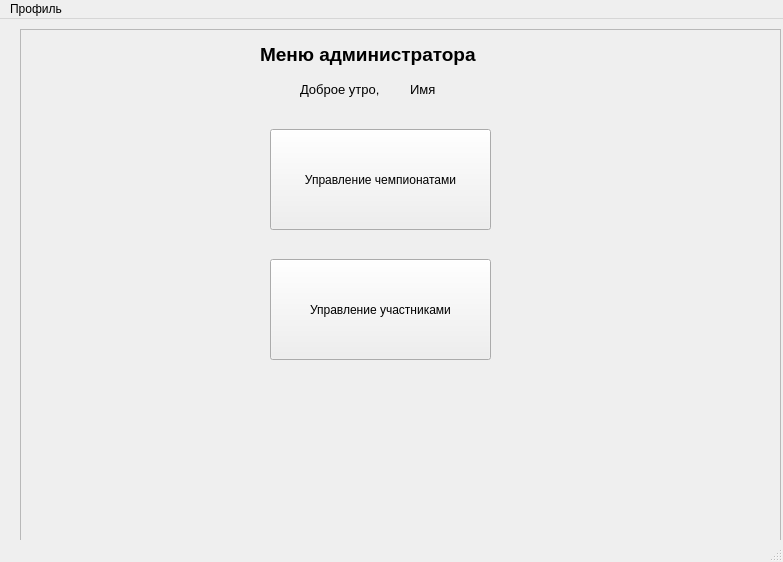
Old version of the form ui_files/AdminWindowUi.ui in the repository antons201/WorldSkills__CourseWork.
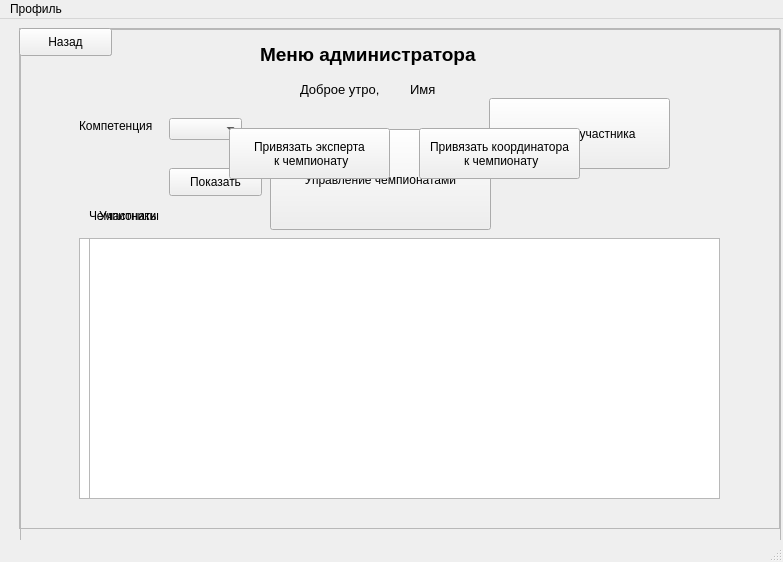
New version of the form.

Diff of the .ui file:
```diff
--- a/ui_files/AdminWindowUi.ui
+++ b/ui_files/AdminWindowUi.ui
@@ -112,6 +112,190 @@
      </property>
     </widget>
    </widget>
+   <widget class="QFrame" name="ManageChempionshipsFrame">
+    <property name="geometry">
+     <rect>
+      <x>19</x>
+      <y>9</y>
+      <width>761</width>
+      <height>501</height>
+     </rect>
+    </property>
+    <property name="frameShape">
+     <enum>QFrame::StyledPanel</enum>
+    </property>
+    <property name="frameShadow">
+     <enum>QFrame::Raised</enum>
+    </property>
+    <widget class="QPushButton" name="ExpertButton">
+     <property name="geometry">
+      <rect>
+       <x>210</x>
+       <y>100</y>
+       <width>161</width>
+       <height>51</height>
+      </rect>
+     </property>
+     <property name="text">
+      <string>Привязать эксперта
+ к чемпионату</string>
+     </property>
+    </widget>
+    <widget class="QPushButton" name="CoordinatorButton">
+     <property name="geometry">
+      <rect>
+       <x>400</x>
+       <y>100</y>
+       <width>161</width>
+       <height>51</height>
+      </rect>
+     </property>
+     <property name="text">
+      <string>Привязать координатора
+ к чемпионату</string>
+     </property>
+    </widget>
+    <widget class="QTableWidget" name="ChempionshipsTable">
+     <property name="geometry">
+      <rect>
+       <x>70</x>
+       <y>210</y>
+       <width>631</width>
+       <height>261</height>
+      </rect>
+     </property>
+    </widget>
+    <widget class="QLabel" name="ChempionshipsLabel">
+     <property name="geometry">
+      <rect>
+       <x>70</x>
+       <y>180</y>
+       <width>91</width>
+       <height>16</height>
+      </rect>
+     </property>
+     <property name="text">
+      <string>Чемпионаты</string>
+     </property>
+    </widget>
+    <widget class="QPushButton" name="ChBackButton">
+     <property name="geometry">
+      <rect>
+       <x>0</x>
+       <y>0</y>
+       <width>93</width>
+       <height>28</height>
+      </rect>
+     </property>
+     <property name="text">
+      <string>Назад</string>
+     </property>
+    </widget>
+   </widget>
+   <widget class="QFrame" name="CompetitorFrame">
+    <property name="geometry">
+     <rect>
+      <x>19</x>
+      <y>9</y>
+      <width>761</width>
+      <height>501</height>
+     </rect>
+    </property>
+    <property name="frameShape">
+     <enum>QFrame::StyledPanel</enum>
+    </property>
+    <property name="frameShadow">
+     <enum>QFrame::Raised</enum>
+    </property>
+    <widget class="QTableWidget" name="CompetitorTable">
+     <property name="geometry">
+      <rect>
+       <x>60</x>
+       <y>210</y>
+       <width>641</width>
+       <height>261</height>
+      </rect>
+     </property>
+    </widget>
+    <widget class="QLabel" name="CompetitorLabel">
+     <property name="geometry">
+      <rect>
+       <x>80</x>
+       <y>180</y>
+       <width>81</width>
+       <height>16</height>
+      </rect>
+     </property>
+     <property name="text">
+      <string>Участники</string>
+     </property>
+    </widget>
+    <widget class="QPushButton" name="InsertButton">
+     <property name="geometry">
+      <rect>
+       <x>470</x>
+       <y>70</y>
+       <width>181</width>
+       <height>71</height>
+      </rect>
+     </property>
+     <property name="text">
+      <string>Добавить участника</string>
+     </property>
+    </widget>
+    <widget class="QComboBox" name="CompetitionComboBox">
+     <property name="geometry">
+      <rect>
+       <x>150</x>
+       <y>90</y>
+       <width>73</width>
+       <height>22</height>
+      </rect>
+     </property>
+    </widget>
+    <widget class="QLabel" name="CompetitionLabel">
+     <property name="geometry">
+      <rect>
+       <x>60</x>
+       <y>90</y>
+       <width>91</width>
+       <height>16</height>
+      </rect>
+     </property>
+     <property name="text">
+      <string>Компетенция</string>
+     </property>
+    </widget>
+    <widget class="QPushButton" name="SearchButton">
+     <property name="geometry">
+      <rect>
+       <x>150</x>
+       <y>140</y>
+       <width>93</width>
+       <height>28</height>
+      </rect>
+     </property>
+     <property name="text">
+      <string>Показать</string>
+     </property>
+    </widget>
+    <widget class="QPushButton" name="CoBackButton">
+     <property name="geometry">
+      <rect>
+       <x>0</x>
+       <y>0</y>
+       <width>93</width>
+       <height>28</height>
+      </rect>
+     </property>
+     <property name="text">
+      <string>Назад</string>
+     </property>
+    </widget>
+   </widget>
+   <zorder>MainFrame</zorder>
+   <zorder>CompetitorFrame</zorder>
+   <zorder>ManageChempionshipsFrame</zorder>
   </widget>
   <widget class="QMenuBar" name="menubar">
    <property name="geometry">
```
